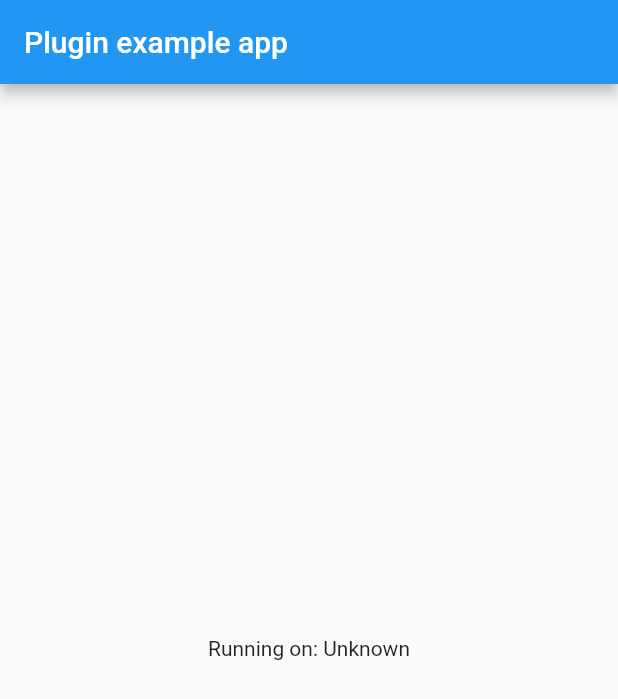
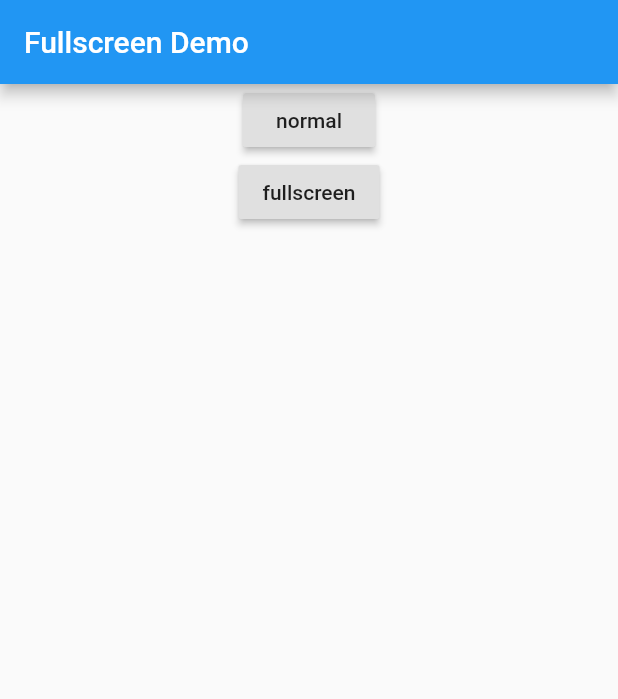
Before and after one commit to perlatus/flutter_fullscreen_mode, a Flutter app: the screen it shows after launch, on a phone screen of 412 x 824 dp. Shown: the top 699 px of the screen. Run offline on Flutter 3.47's test engine with Material 2 defaults, Android fonts, the phone set to English and light mode, and no system bars.

Commit message:
Write functional plugin
However, it doesn't stay sticky unless it's KitKat or higher, which
isn't that great. Might need to implement a workaround for older
devices.

```diff
--- a/example/lib/main.dart
+++ b/example/lib/main.dart
@@ -1,89 +1,18 @@
+import 'package:flutter/material.dart';
 import 'package:flutter/material.dart';
 import 'package:flutter/services.dart';
+
 import 'package:fullscreen_mode/fullscreen_mode.dart';
 
 void main() {
-  runApp(new MyApp());
+  runApp(new MaterialApp(
+      home: new Scaffold(
+          appBar: new AppBar(title: new Text("Fullscreen Demo")),
+          body: new Center(child: new Column(children: <Widget>[
+            new RaisedButton(
+                child: new Text("normal"), onPressed: FullscreenMode.setNormal),
+            new RaisedButton(
+                child: new Text("fullscreen"),
+                onPressed: FullscreenMode.setFullscreen),
+          ])))));
 }
-
-class MyApp extends StatelessWidget {
-  // This widget is the root of your application.
-  @override
-  Widget build(BuildContext context) {
-    return new MaterialApp(
-      title: 'Flutter Demo',
-      theme: new ThemeData(
-        // This is the theme of your application.
-        //
-        // Try running your application with "flutter run". You'll see
-        // the application has a blue toolbar. Then, without quitting
-        // the app, try changing the primarySwatch below to Colors.green
-        // and then invoke "hot reload" (press "r" in the console where
-        // you ran "flutter run", or press Run > Hot Reload App in IntelliJ).
-        // Notice that the counter didn't reset back to zero -- the application
-        // is not restarted.
-        primarySwatch: Colors.blue,
-      ),
-      home: new MyHomePage(title: 'Flutter Demo Home Page'),
-    );
-  }
-}
-
-class MyHomePage extends StatefulWidget {
-  MyHomePage({Key key, this.title}) : super(key: key);
-
-  // This widget is the home page of your application. It is stateful,
-  // meaning that it has a State object (defined below) that contains
-  // fields that affect how it looks.
-
-  // This class is the configuration for the state. It holds the
-  // values (in this case the title) provided by the parent (in this
-  // case the App widget) and used by the build method of the State.
-  // Fields in a Widget subclass are always marked "final".
-
-  final String title;
-
-  @override
-  _MyHomePageState createState() => new _MyHomePageState();
-}
-
-class _MyHomePageState extends State<MyHomePage> {
-  String _platformVersion = 'Unknown';
-
-  @override
-  initState() {
-    super.initState();
-    initPlatformState();
-  }
-
-  // Platform messages are asynchronous, so we initialize in an async method.
-  initPlatformState() async {
-    String platformVersion;
-    // Platform messages may fail, so we use a try/catch PlatformException.
-    try {
-      platformVersion = await FullscreenMode.platformVersion;
-    } on PlatformException {
-      platformVersion = "Failed to get platform version";
-    }
-
-    // If the widget was removed from the tree while the asynchronous platform
-    // message was in flight, we want to discard the reply rather than calling
-    // setState to update our non-existent appearance.
-    if (!mounted)
-      return;
-
-    setState(() {
-      _platformVersion = platformVersion;
-    });
-  }
-
-  @override
-  Widget build(BuildContext context) {
-    return new Scaffold(
-      appBar: new AppBar(
-        title: new Text('Plugin example app'),
-      ),
-      body: new Center(child: new Text('Running on: $_platformVersion\n')),
-    );
-  }
-}
--- a/lib/fullscreen_mode.dart
+++ b/lib/fullscreen_mode.dart
@@ -6,6 +6,11 @@ class FullscreenMode {
   static const MethodChannel _channel =
       const MethodChannel('fullscreen_mode');
 
-  static Future<String> get platformVersion =>
-      _channel.invokeMethod('getPlatformVersion');
+  static void setFullscreen() {
+    _channel.invokeMethod('setFullscreen');
+  }
+
+  static void setNormal() {
+    _channel.invokeMethod('setNormal');
+  }
 }
```
Also changed, not shown: 1 other file.
